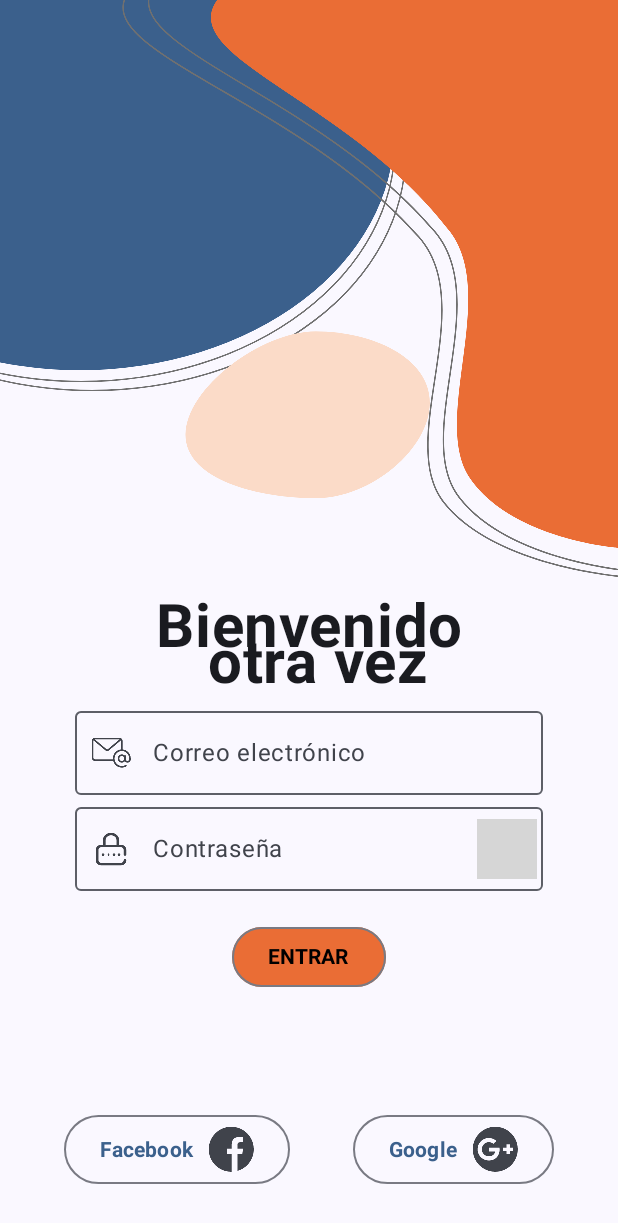
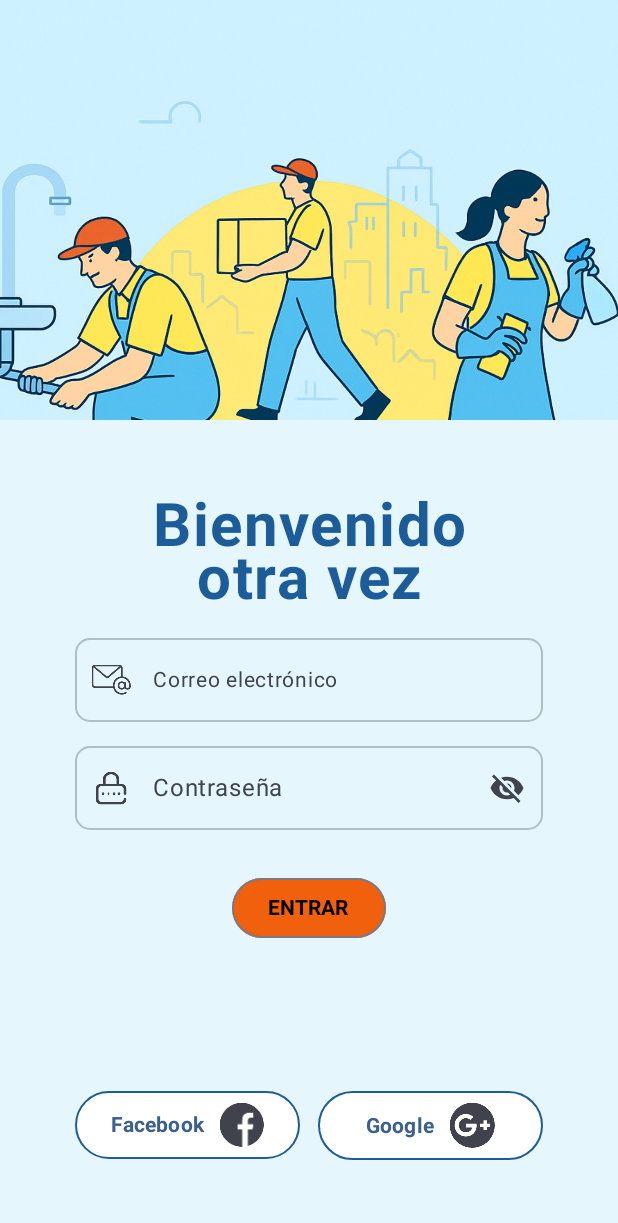
Before and after one commit to steepsalvadorman/Cachuelitoo, an Android app built with Jetpack Compose: the screen it shows after launch (LoginActivity), on a phone screen of 412 x 824 dp. Shown: the top 1223 px of the screen. Run offline under Robolectric (Android 15) with nearby library versions, the phone set to English and light mode, and no system bars; our stand-ins replace Dagger/Hilt's generated code; grey boxes are pictures that could not be loaded.

Commit message:
Lavado de cara de la app

```diff
--- a/app/src/main/java/com/salvador/cachuelitoo2/navigations/LoginNavigation.kt
+++ b/app/src/main/java/com/salvador/cachuelitoo2/navigations/LoginNavigation.kt
@@ -34,9 +34,7 @@ fun LoginNavigation(
         composable(
             route = "/login"
         ){
-            LoginScreen(
-                viewModel = loginScreenViewModel
-            )
+            LoginScreen()
         }
     }
 }
--- a/app/src/main/java/com/salvador/cachuelitoo2/ui/app/screens/LoginScreen.kt
+++ b/app/src/main/java/com/salvador/cachuelitoo2/ui/app/screens/LoginScreen.kt
@@ -1,13 +1,17 @@
 package com.salvador.cachuelitoo2.ui.app.screens
 
+import androidx.compose.foundation.BorderStroke
 import androidx.compose.foundation.Image
+import androidx.compose.foundation.background
 import androidx.compose.foundation.layout.Arrangement
-import androidx.compose.foundation.layout.Box
 import androidx.compose.foundation.layout.Column
 import androidx.compose.foundation.layout.Row
-import androidx.compose.foundation.layout.fillMaxSize
+import androidx.compose.foundation.layout.Spacer
 import androidx.compose.foundation.layout.fillMaxWidth
+import androidx.compose.foundation.layout.height
 import androidx.compose.foundation.layout.padding
+import androidx.compose.foundation.layout.width
+import androidx.compose.foundation.shape.RoundedCornerShape
 import androidx.compose.foundation.text.KeyboardOptions
 import androidx.compose.material.icons.Icons
 import androidx.compose.material.icons.filled.Visibility
@@ -17,6 +21,7 @@ import androidx.compose.material3.Icon
 import androidx.compose.material3.IconButton
 import androidx.compose.material3.OutlinedButton
 import androidx.compose.material3.OutlinedTextField
+import androidx.compose.material3.OutlinedTextFieldDefaults
 import androidx.compose.material3.Text
 import androidx.compose.runtime.Composable
 import androidx.compose.runtime.getValue
@@ -26,65 +31,83 @@ import androidx.compose.runtime.setValue
 import androidx.compose.ui.Alignment
 import androidx.compose.ui.Modifier
 import androidx.compose.ui.graphics.Color
+import androidx.compose.ui.layout.ContentScale
 import androidx.compose.ui.res.painterResource
+import androidx.compose.ui.text.ParagraphStyle
+import androidx.compose.ui.text.buildAnnotatedString
 import androidx.compose.ui.text.font.FontWeight
 import androidx.compose.ui.text.input.ImeAction
 import androidx.compose.ui.text.input.KeyboardType
 import androidx.compose.ui.text.input.PasswordVisualTransformation
 import androidx.compose.ui.text.input.VisualTransformation
 import androidx.compose.ui.text.style.TextAlign
-import androidx.compose.ui.tooling.preview.Preview
+import androidx.compose.ui.text.style.TextIndent
+import androidx.compose.ui.text.withStyle
 import androidx.compose.ui.unit.dp
 import androidx.compose.ui.unit.sp
-import androidx.lint.kotlin.metadata.Visibility
 import com.salvador.cachuelitoo2.R
-import com.salvador.cachuelitoo2.ui.app.viewmodels.LoginScreenViewModel
 
 
-@Preview
 @Composable
-fun LoginScreenPreview(){
-    LoginScreen(
-        viewModel = LoginScreenViewModel()
+fun LoginScreen() {
+    var email by remember { mutableStateOf("") }
+    var password by remember { mutableStateOf("") }
+    var passwordVisible by remember { mutableStateOf(false) }
+
+    Column(
+        verticalArrangement = Arrangement.SpaceBetween,
+        horizontalAlignment = Alignment.CenterHorizontally,
+        modifier = Modifier.background(Color(0xFFE5F6FD))
+    ) {
+        TopBackgroundImage(
+            modifier = Modifier
+                .fillMaxWidth()
+                .height(280.dp)
         )
+        Column(
+            horizontalAlignment = Alignment.CenterHorizontally,
+            verticalArrangement = Arrangement.spacedBy(8.dp),
+
+        ) {
+            WelcomeText()
+            EmailTextField(email) { email = it }
+            PasswordTextField(password, passwordVisible, { password = it }) { passwordVisible = it }
+            LoginButton()
+        }
+        SocialLoginButtons()
+    }
 }
 
 
 @Composable
-fun LoginScreen(
-    viewModel: LoginScreenViewModel
-){
-    var email by remember { mutableStateOf("") }
-    var password by remember { mutableStateOf("") }
-    var passwordVisible by remember { mutableStateOf(false) }
+fun TopBackgroundImage(modifier: Modifier = Modifier) {
+    Image(
+        painter = painterResource(id = R.drawable.background_new),
+        modifier = modifier,
+        contentDescription = "Logo Cachuelitoo",
+        contentScale = ContentScale.Crop
+    )
+}
 
-    Box(
-        modifier = Modifier.fillMaxSize()
+@Composable
+fun WelcomeText() {
+    Text(
+        text = "Bienvenido\notra vez",
+        fontSize = 40.sp,
+        fontWeight = FontWeight.Bold,
+        textAlign = TextAlign.Center,
+        letterSpacing = 1.sp,
+        lineHeight = 35.sp,
+        color = Color(0xFF1C5D99)
+    )
+}
 
-    ){
-        Column(
-            modifier = Modifier.fillMaxWidth(),
-            verticalArrangement = Arrangement.Center,
-
-        ){
-            Image(
-                painter = painterResource(id = R.drawable.top_background1),
-                modifier = Modifier
-                    .fillMaxWidth()
-                    .align(Alignment.Start),
-                contentDescription = "Logo Cachuelitoo",
-            )
-            Text(
-               text = "Bienvenido\n otra vez",
-                fontSize = 40.sp,
-                textAlign = TextAlign.Center,
-                modifier = Modifier.fillMaxWidth().align(Alignment.CenterHorizontally),
-                fontWeight = FontWeight.Bold
-            )
+@Composable
+fun EmailTextField(value: String, onValueChange: (String) -> Unit) {
     OutlinedTextField(
-                value = "",
-                onValueChange = {},
-                label = { Text("Correo electrónico") },
+        value = value,
+        onValueChange = onValueChange,
+        label = { Text("Correo electrónico", fontSize = 14.sp) },
         placeholder = { Text("ejemplo@correo.com") },
         singleLine = true,
         leadingIcon = {
@@ -92,24 +115,31 @@ fun LoginScreen(
                 painterResource(R.drawable.email),
                 contentDescription = "Ícono de correo"
             )
-
-
         },
+        shape = RoundedCornerShape(10.dp),
+        colors = OutlinedTextFieldDefaults.colors(
+            focusedBorderColor = Color(0xFF1C5D99),
+            unfocusedBorderColor = Color(0xFFB0BEC5)
+        ),
         keyboardOptions = KeyboardOptions(
             keyboardType = KeyboardType.Email,
             imeAction = ImeAction.Next
         ),
-                modifier = Modifier.fillMaxWidth().padding(start = 50.dp, end = 50.dp)
+        modifier = Modifier
+            .fillMaxWidth()
+            .padding(horizontal = 50.dp)
     )
+}
 
-
+@Composable
+fun PasswordTextField(value: String, visible: Boolean, onValueChange: (String) -> Unit, onVisibilityChange: (Boolean) -> Unit) {
     OutlinedTextField(
-                value = "",
-                onValueChange = {},
+        value = value,
+        onValueChange = onValueChange,
         label = { Text("Contraseña") },
         placeholder = { Text("Tu contraseña") },
         singleLine = true,
-                visualTransformation = if (passwordVisible) VisualTransformation.None else PasswordVisualTransformation(),
+        visualTransformation = if (visible) VisualTransformation.None else PasswordVisualTransformation(),
         leadingIcon = {
             Icon(
                 painterResource(R.drawable.password),
@@ -117,87 +147,80 @@ fun LoginScreen(
             )
         },
         trailingIcon = {
-                    IconButton(
-                        onClick = {passwordVisible = !passwordVisible}
-                    ) {
+            IconButton(onClick = { onVisibilityChange(!visible) }) {
                 Icon(
-                            imageVector = if (passwordVisible) Icons.Filled.Visibility else Icons.Filled.VisibilityOff,
-                            contentDescription = if (passwordVisible) "Ocultar contraseña" else "Mostrar contraseña"
+                    imageVector = if (visible) Icons.Filled.Visibility else Icons.Filled.VisibilityOff,
+                    contentDescription = if (visible) "Ocultar contraseña" else "Mostrar contraseña"
                 )
             }
         },
+        shape = RoundedCornerShape(10.dp),
+        colors = OutlinedTextFieldDefaults.colors(
+            focusedBorderColor = Color(0xFF1C5D99),
+            unfocusedBorderColor = Color(0xFFB0BEC5)
+        ),
         keyboardOptions = KeyboardOptions(
             keyboardType = KeyboardType.Password,
             imeAction = ImeAction.Done
         ),
-                modifier = Modifier.fillMaxWidth().padding(start = 50.dp, end = 50.dp)
+        modifier = Modifier
+            .fillMaxWidth()
+            .padding(horizontal = 50.dp)
     )
+}
+
+@Composable
+fun LoginButton() {
     OutlinedButton(
         onClick = {},
         modifier = Modifier
-                    .align(Alignment.CenterHorizontally)
             .padding(top = 20.dp),
-                content = {
+        shape = RoundedCornerShape(20.dp),
+        colors = ButtonDefaults.buttonColors(
+            containerColor = Color(0xFFF1600D),
+            contentColor = Color.White
+        )
+    ) {
         Text(
             text = "ENTRAR",
             color = Color(0xFF000000),
             fontWeight = FontWeight.Bold
         )
-                },
-                colors = ButtonDefaults.outlinedButtonColors(
-                    containerColor = Color(0xFFEA6D35)
-                )
+    }
+}
 
-            )
-
+@Composable
+fun SocialLoginButtons() {
     Row(
         modifier = Modifier
-                    .fillMaxWidth()
-                    .padding(top = 80.dp),
+            .background(Color(0xFFE5F6FD))
+            .padding(all = 50.dp),
         horizontalArrangement = Arrangement.SpaceEvenly
     ) {
+        SocialButton("Facebook", R.drawable.facebook, modifier = Modifier.weight(1f))
+        Spacer(modifier = Modifier.width(12.dp))
+        SocialButton("Google", R.drawable.google, modifier = Modifier.weight(1f))
+    }
+}
 
+@Composable
+fun SocialButton(text: String, iconRes: Int, modifier: Modifier = Modifier) {
     OutlinedButton(
         onClick = {},
-                    content = {
+        shape = RoundedCornerShape(25.dp),
+        modifier = modifier,
+        border = BorderStroke(1.dp, Color(0xFF1C5D99)),
+        colors = ButtonDefaults.outlinedButtonColors(containerColor = Color.White)
+    ) {
         Text(
-                            text = "Facebook",
+            text = text,
             color = Color(0xFF3B608C),
             fontWeight = FontWeight.Bold
         )
-
         Icon(
-                            painterResource(R.drawable.facebook),
-                            contentDescription = "Facebook",
+            painterResource(id = iconRes),
+            contentDescription = text,
             modifier = Modifier.padding(start = 10.dp)
         )
     }
-
-                )
-
-                OutlinedButton(
-                    onClick = {},
-                    content = {
-                        Text(
-                            text = "Google",
-                            color = Color(0xFF3B608C),
-                            fontWeight = FontWeight.Bold
-                        )
-
-                        Icon(
-                            painterResource(R.drawable.google),
-                            contentDescription = "Google",
-                            modifier = Modifier.padding(start = 10.dp)
-                        )
 }
-
-                )
-
-
-            }
-
-        }
-    }
-
-
-}
```
Also changed, not shown: app/src/main/res/drawable/background_new.png (added). Lines whose indentation alone changed are shown as unchanged.
